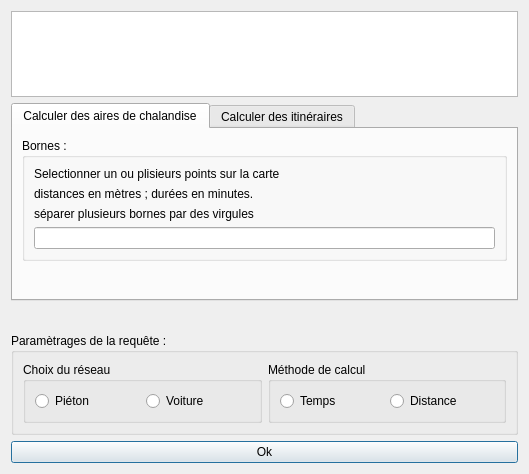
Qt form iso_ign_dialog_base.ui (cartoinddigo/iso_ign) before a commit.
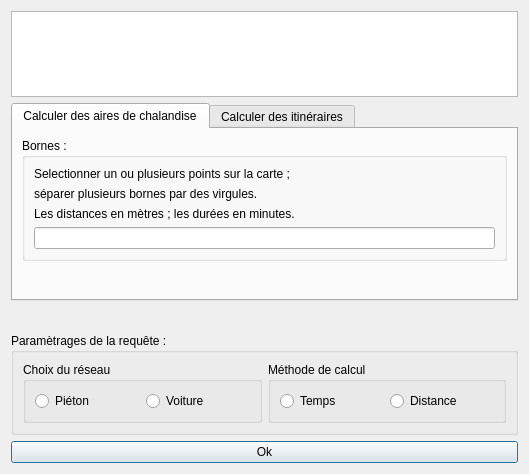
The same form after that commit. Custom widgets are drawn as their Qt base class.

Patch:
```diff
--- a/iso_ign_dialog_base.ui
+++ b/iso_ign_dialog_base.ui
@@ -43,21 +43,21 @@
           <item>
            <widget class="QLabel" name="label_6">
             <property name="text">
-             <string>Selectionner un ou plisieurs points sur la carte</string>
-            </property>
-           </widget>
-          </item>
-          <item>
-           <widget class="QLabel" name="label_2">
-            <property name="text">
-             <string>distances en mètres ; durées en minutes.</string>
+             <string>Selectionner un ou plusieurs points sur la carte ;</string>
             </property>
            </widget>
           </item>
           <item>
            <widget class="QLabel" name="label_3">
             <property name="text">
-             <string>séparer plusieurs bornes par des virgules</string>
+             <string>séparer plusieurs bornes par des virgules.</string>
+            </property>
+           </widget>
+          </item>
+          <item>
+           <widget class="QLabel" name="label_2">
+            <property name="text">
+             <string>Les distances en mètres ; les durées en minutes.</string>
             </property>
            </widget>
           </item>
```
Left out of the diff: 2 changed lines with no effect on the pictures.
